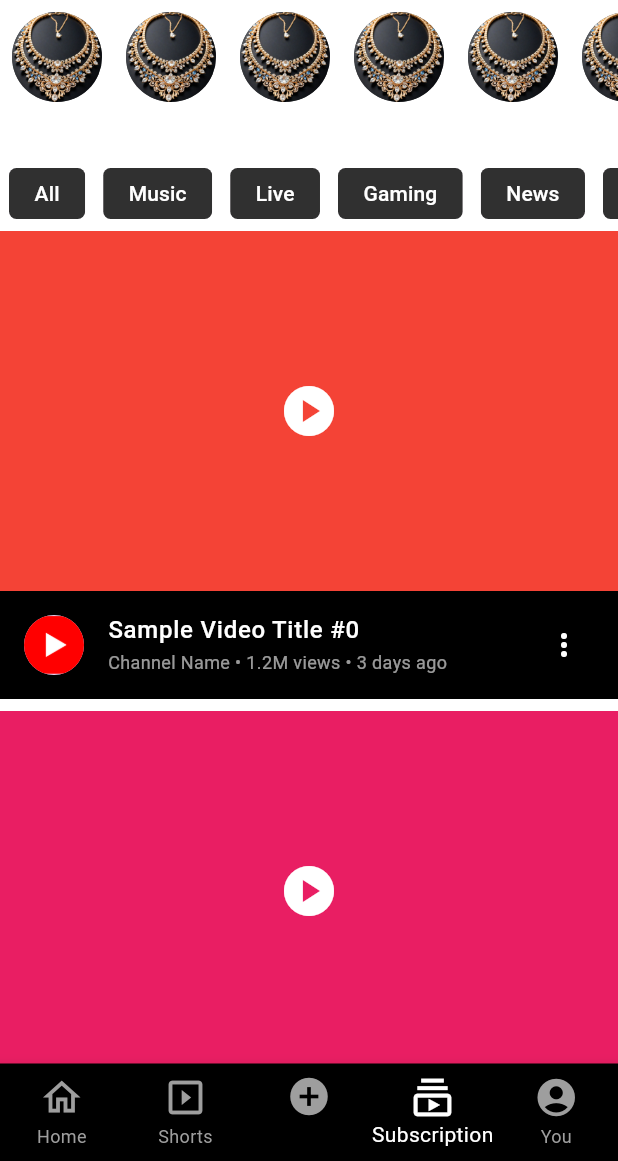
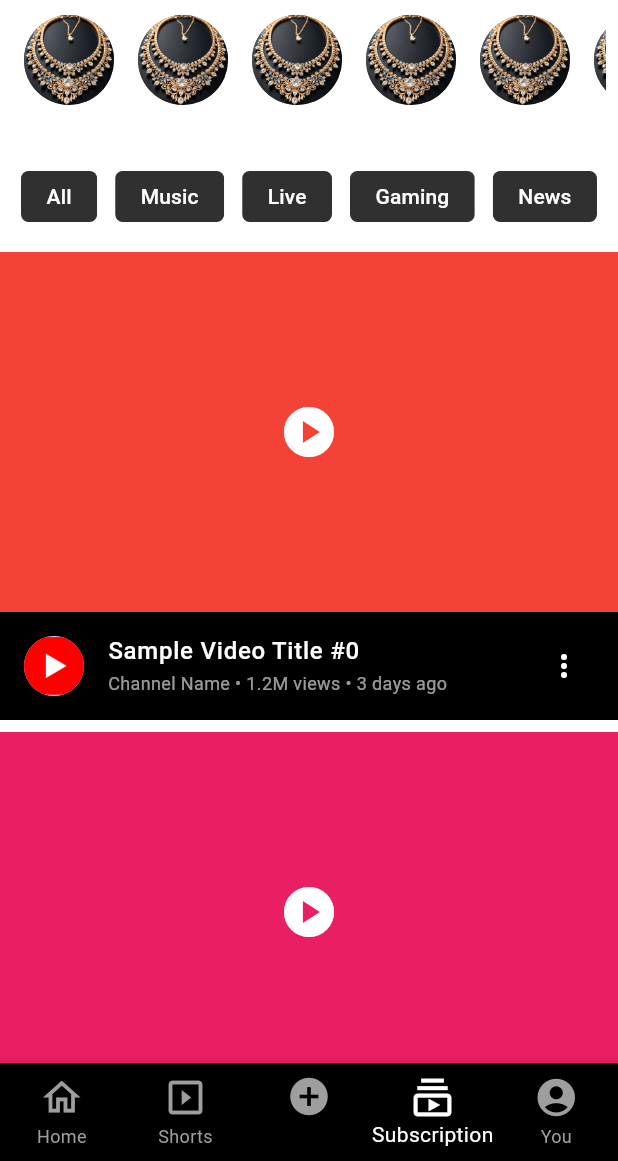
Before and after one commit to Nihal-Mohammed-V/YouTube-Clone, a Flutter app: the screen it shows after launch, item 4 of the bottom bar chosen, on a phone screen of 412 x 824 dp, the part 75-1236 px from its top. Run offline on Flutter 3.47's test engine with Material 3 defaults, Android fonts, the light colour scheme and no system bars; our stand-ins replace google_fonts.

Commit message:
minor changes

```diff
--- a/lib/presentation/home/screen_home.dart
+++ b/lib/presentation/home/screen_home.dart
@@ -1,7 +1,7 @@
 import 'package:flutter/material.dart';
-import 'package:youtube_clone/presentation/widgets/video_tile.dart';
 import 'package:youtube_clone/presentation/widgets/custom_chip.dart';
 import 'package:youtube_clone/presentation/widgets/appbar.dart';
+import 'package:youtube_clone/presentation/widgets/video_tile.dart';
 
 class ScreenHome extends StatelessWidget {
   const ScreenHome({super.key});
@@ -15,7 +15,6 @@ class ScreenHome extends StatelessWidget {
       ),
       body: Column(
         children: [
-          // Horizontal Chip Bar
           SizedBox(
             height: 50,
             child: SingleChildScrollView(
--- a/lib/presentation/subscription/screen_subscription.dart
+++ b/lib/presentation/subscription/screen_subscription.dart
@@ -10,14 +10,28 @@ class ScreenSubscription extends StatelessWidget {
   @override
   Widget build(BuildContext context) {
     return Scaffold(
-      appBar: PreferredSize(
+      appBar: const PreferredSize(
         preferredSize: Size.fromHeight(50),
         child: YAppBar(title: 'YouTube'),
       ),
       body: Column(
+        crossAxisAlignment: CrossAxisAlignment.start,
         children: [
-          YAvatarList(),
-          YCustomChip(),
+          // Avatars (Subscribed channels)
+          const SizedBox(height: 2),
+          Padding(
+            padding: EdgeInsets.symmetric(horizontal: 8.0),
+            child: YAvatarList(),
+          ),
+
+          // Filter Chips
+          Padding(
+            padding: EdgeInsets.symmetric(horizontal: 8.0),
+            child: YCustomChip(),
+          ),
+
+          // Video feed
+          const SizedBox(height: 12),
           Expanded(
             child: ListView.builder(
               itemCount: 10,
```
Also changed, not shown: 1 other file.
